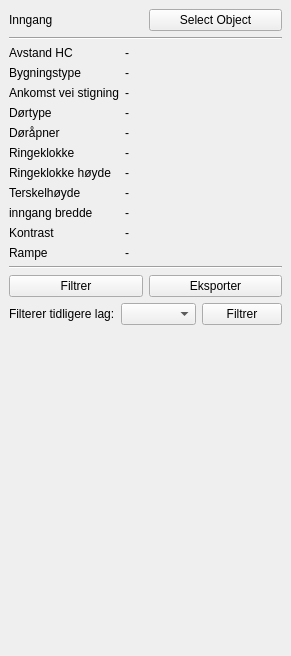
Before: the Qt Designer form ui/infoWidget.ui in KaspArno/MasterGUI, drawn with Qt 5.
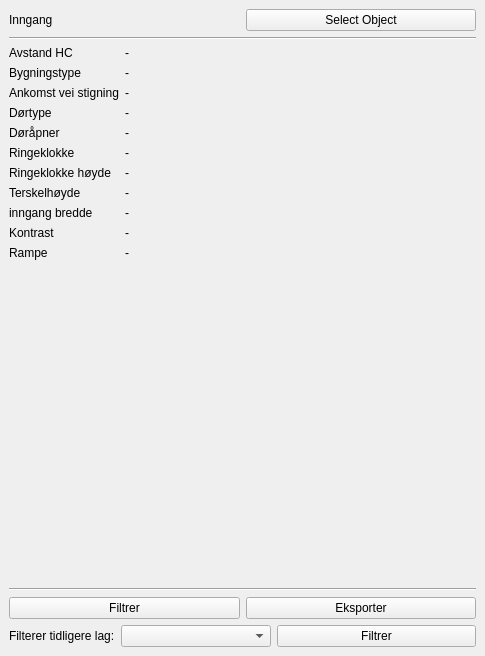
After: the same form once the commit is applied.

Diff of the .ui file:
```diff
--- a/ui/infoWidget.ui
+++ b/ui/infoWidget.ui
@@ -6,7 +6,7 @@
    <rect>
     <x>0</x>
     <y>0</y>
-    <width>291</width>
+    <width>485</width>
     <height>656</height>
    </rect>
   </property>
@@ -226,22 +226,32 @@
        </layout>
       </item>
       <item>
-       <layout class="QHBoxLayout" name="horizontalLayout_3">
+       <layout class="QHBoxLayout" name="horizontalLayout_4">
         <item>
-         <widget class="QLabel" name="label">
-          <property name="text">
-           <string>Filterer tidligere lag:</string>
-          </property>
-         </widget>
-        </item>
-        <item>
-         <widget class="QComboBox" name="comboBox_search_history">
+         <layout class="QHBoxLayout" name="horizontalLayout_3">
           <item>
-           <property name="text">
-            <string/>
-           </property>
+           <widget class="QLabel" name="label">
+            <property name="text">
+             <string>Filterer tidligere lag:</string>
+            </property>
+           </widget>
           </item>
-         </widget>
+          <item>
+           <widget class="QComboBox" name="comboBox_search_history">
+            <property name="minimumSize">
+             <size>
+              <width>150</width>
+              <height>0</height>
+             </size>
+            </property>
+            <item>
+             <property name="text">
+              <string/>
+             </property>
+            </item>
+           </widget>
+          </item>
+         </layout>
         </item>
         <item>
          <widget class="QPushButton" name="pushButton_filtre_tidligere">
@@ -252,19 +262,6 @@
         </item>
        </layout>
       </item>
-      <item>
-       <spacer name="verticalSpacer">
-        <property name="orientation">
-         <enum>Qt::Vertical</enum>
-        </property>
-        <property name="sizeHint" stdset="0">
-         <size>
-          <width>20</width>
-          <height>40</height>
-         </size>
-        </property>
-       </spacer>
-      </item>
      </layout>
     </item>
    </layout>
```
Left out of the diff: 2 changed lines with no effect on the pictures.
